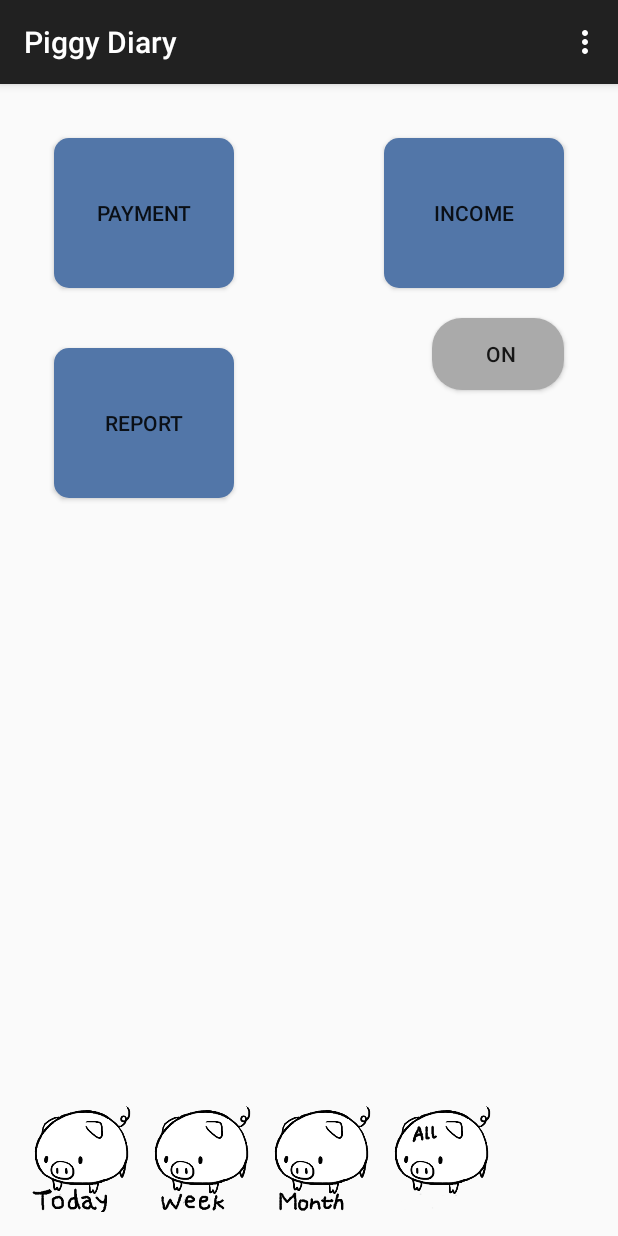
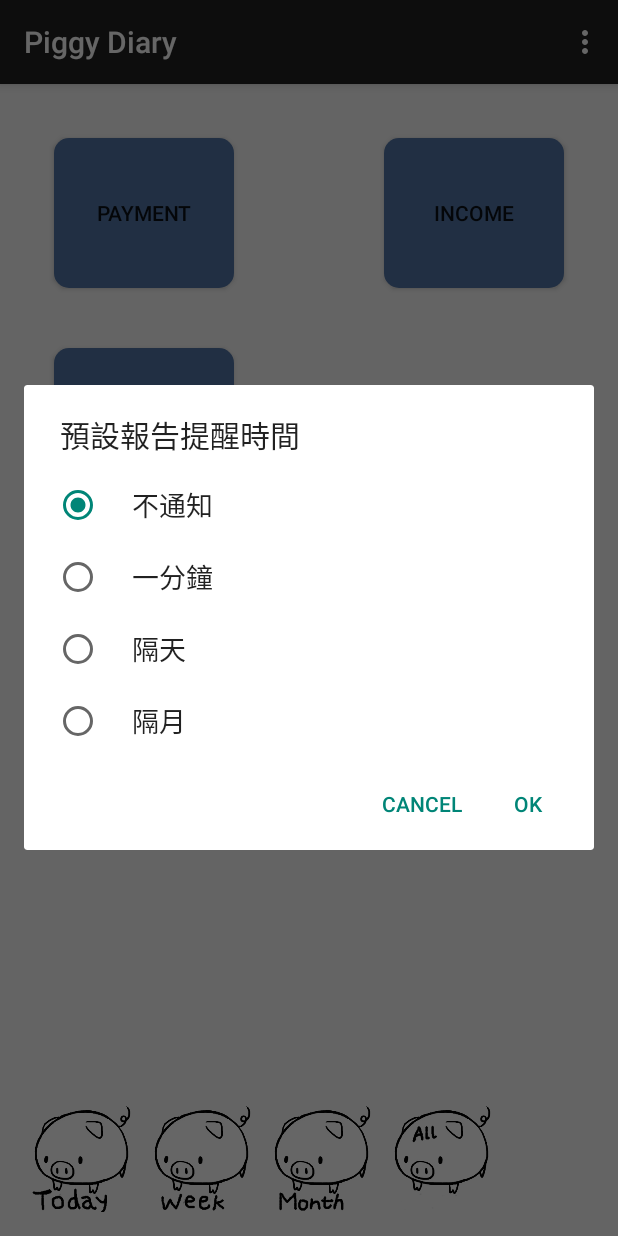
Before and after one commit to nikkiching/AndroidTraining, an Android app: the screen it shows after launch (MainActivity), in the options menu, after a tap on "Settings", on a phone screen of 412 x 824 dp. Run offline under Robolectric (Android 15) with nearby library versions, the phone set to English and light mode, and no system bars.

Commit message:
Update menu setting dialog

```diff
--- a/PiggyDiary/app/src/main/java/com/ching_chang/piggydiary/ImageActivity.java
+++ b/PiggyDiary/app/src/main/java/com/ching_chang/piggydiary/ImageActivity.java
@@ -14,6 +14,7 @@ import android.util.Log;
 import android.view.View;
 import android.widget.Button;
 import android.widget.ImageView;
+import android.widget.Toast;
 
 import java.io.File;
 import java.io.IOException;
@@ -58,7 +59,7 @@ public class ImageActivity extends Activity {
                         bmp.recycle();
                     }else {
                         mImageView.setImageBitmap(null);
-                        MainActivity.message(this, "The image is not existed.");
+                        Toast.makeText(this, R.string.image_not_found, Toast.LENGTH_SHORT).show();
                     }
                 }
                 break;
--- a/PiggyDiary/app/src/main/java/com/ching_chang/piggydiary/MainActivity.java
+++ b/PiggyDiary/app/src/main/java/com/ching_chang/piggydiary/MainActivity.java
@@ -1,13 +1,10 @@
 package com.ching_chang.piggydiary;
 
 import android.app.AlertDialog;
-import android.app.FragmentManager;
-import android.app.FragmentTransaction;
 import android.content.Context;
 import android.content.DialogInterface;
 import android.content.Intent;
 import android.content.SharedPreferences;
-import android.preference.PreferenceFragment;
 import android.support.v7.app.ActionBarActivity;
 import android.support.v4.app.Fragment;
 import android.os.Bundle;
@@ -17,15 +14,15 @@ import android.view.Menu;
 import android.view.MenuItem;
 import android.view.View;
 import android.view.ViewGroup;
-import android.widget.Toast;
-import android.widget.ToggleButton;
 
 
 public class MainActivity extends ActionBarActivity {
 
     public static final String TAG = "Main";
     public static final String PREFER = "MainPrefer";
-    public static final String PREFER_BACKUP_REMINDER = "Backup";
+    public static final String PREFER_TIME_INTERVAL = "Timer";
+    private static int mTimer;
+    private static final int MINUT_IN_MILLIS = 60000;
 
     @Override
     protected void onCreate(Bundle savedInstanceState) {
@@ -37,7 +34,7 @@ public class MainActivity extends ActionBarActivity {
                     .commit();
         }
         Intent intent = getIntent();
-        if (BackupService.ACTION_BACKUP.equals(intent.getAction())){
+        if (ReportService.ACTION_REPORT.equals(intent.getAction())){
             AlertDialog.Builder dialog = new AlertDialog.Builder(this);
             dialog.setTitle(R.string.backup_title);
             dialog.setMessage(R.string.backup_text);
@@ -45,8 +42,8 @@ public class MainActivity extends ActionBarActivity {
                     DialogInterface.OnClickListener() {
                         @Override
                         public void onClick(DialogInterface dialog, int which) {
-                            Intent backup = new Intent(MainActivity.this, BackupService.class);
-                            backup.setAction(BackupService.ACTION_BACKUP);
+                            Intent backup = new Intent(MainActivity.this, ReportService.class);
+                            backup.setAction(ReportService.ACTION_REPORT);
                             startService(backup);
                         }
                     });
@@ -71,55 +68,52 @@ public class MainActivity extends ActionBarActivity {
 
         //noinspection SimplifiableIfStatement
         if (id == R.id.action_settings) {
-//            PrefFragment prefFragment = new PrefFragment();
-//            FragmentManager fragmentManager = getFragmentManager();
-//            FragmentTransaction fragmentTransaction = fragmentManager.beginTransaction();
-//            fragmentTransaction.replace(android.R.id.content, prefFragment);
-//            fragmentTransaction.commit();
+            AlertDialog.Builder dialog = new AlertDialog.Builder(this);
+            dialog.setTitle(R.string.default_notify)
+                .setSingleChoiceItems(R.array.notify_minutes_array, mTimer,
+                        new DialogInterface.OnClickListener(){
+                            @Override
+                            public void onClick(DialogInterface dialog, int which) {
+                                mTimer = which;
+                            }
+                        } )
+                .setPositiveButton(R.string.ok, new DialogInterface.OnClickListener() {
+                    @Override
+                    public void onClick(DialogInterface dialog, int id) {
+                        SharedPreferences settings = getSharedPreferences(PREFER, Context.MODE_PRIVATE);
+                        int oldTimer = settings.getInt(PREFER_TIME_INTERVAL, 0);
+                        if (mTimer != oldTimer){
+                            settings.edit().putInt(PREFER_TIME_INTERVAL, mTimer).apply();
+                            cancelAlarm();
+                            if (mTimer != 0) setAlarm(mTimer);
+                        }
+                    }
+                })
+                .setNegativeButton(R.string.cancel, null);
+            dialog.show();
             return true;
         }
-
         return super.onOptionsItemSelected(item);
     }
 
-    public static class PrefFragment extends PreferenceFragment {
-
-        @Override
-        public void onCreate(Bundle savedInstanceState) {
-            super.onCreate(savedInstanceState);
-            addPreferencesFromResource(R.xml.preference);
-        }
-    }
-
     public static class PlaceholderFragment extends Fragment {
-        ToggleButton wantBackup;
 
         @Override
         public View onCreateView(LayoutInflater inflater, ViewGroup container,
                                  Bundle savedInstanceState) {
             View rootView = inflater.inflate(R.layout.fragment_main, container, false);
-            wantBackup = (ToggleButton) rootView.findViewById(R.id.backup_btn);
             restorePreferValue();
             return rootView;
         }
 
         private void restorePreferValue(){
             SharedPreferences settings = getActivity().getSharedPreferences(PREFER, Context.MODE_PRIVATE);
-            Boolean reminder = settings.getBoolean(PREFER_BACKUP_REMINDER, false);
-            wantBackup.setChecked(reminder);
-            if(reminder) {
-//                BackupUtils.startRemind(getActivity(), BackupService.class, 5000, BackupService.ACTION_REMINDER);
-            } else {
-//                BackupUtils.stopRemind(getActivity(), BackupService.class, BackupService.ACTION_REMINDER);
-            }
+            mTimer = settings.getInt(PREFER_TIME_INTERVAL, 0);
         }
 
         @Override
         public void onPause() {
             super.onPause();
-            // Save user backup reminder preferences. Use editor to make changes.
-            SharedPreferences settings = getActivity().getSharedPreferences(PREFER, Context.MODE_PRIVATE);
-            settings.edit().putBoolean(PREFER_BACKUP_REMINDER, wantBackup.isChecked()).apply();
         }
     }
 
@@ -136,8 +130,8 @@ public class MainActivity extends ActionBarActivity {
                 intent.setAction(UpdateActivity.ADD_INCOME);
                 break;
             case R.id.report_btn:
-                Intent backup = new Intent(MainActivity.this, BackupService.class);
-                backup.setAction(BackupService.ACTION_BACKUP);
+                Intent backup = new Intent(MainActivity.this, ReportService.class);
+                backup.setAction(ReportService.ACTION_REPORT);
                 startService(backup);
                 return;
             case R.id.daily_view:
@@ -160,22 +154,18 @@ public class MainActivity extends ActionBarActivity {
         startActivity(intent);
     }
 
-    public static void message(Context context, String msg){
-        Toast.makeText(context, msg, Toast.LENGTH_SHORT).show();
+    public void setAlarm(int choice){
+        String[] timeChoice = getResources().getStringArray(R.array.notify_minutes_value_array);
+        ReportUtils.startRemind(this, ReportService.class,
+                Integer.parseInt(timeChoice[choice]) * MINUT_IN_MILLIS,
+                ReportService.ACTION_REMINDER);
+        Log.d(TAG, "Start the alarm....");
+    }
+    public void cancelAlarm(){
+        Log.d(TAG, "Cancel the alarm....");
+        ReportUtils.stopRemind(this, ReportService.class, ReportService.ACTION_REMINDER);
     }
 
-    public void onToggleClicked(View view) {
-        boolean on = ((ToggleButton) view).isChecked();
-        if (on) {
-            // Start polling
-            Log.d(TAG, "START service");
-            BackupUtils.startRemind(this, BackupService.class, 5000, BackupService.ACTION_REMINDER);
-        } else {
-            //Stop polling service
-            System.out.println("Stop polling service...");
-            BackupUtils.stopRemind(this, BackupService.class, BackupService.ACTION_REMINDER);
-        }
-    }
     @Override
     protected void onDestroy() {
         super.onDestroy();
--- a/PiggyDiary/app/src/main/res/layout/fragment_main.xml
+++ b/PiggyDiary/app/src/main/res/layout/fragment_main.xml
@@ -1,5 +1,6 @@
 <RelativeLayout xmlns:android="http://schemas.android.com/apk/res/android"
     xmlns:tools="http://schemas.android.com/tools" android:layout_width="match_parent"
+    android:id="@+id/fragment_main"
     android:layout_height="match_parent" android:paddingLeft="@dimen/activity_horizontal_margin"
     android:paddingRight="@dimen/activity_horizontal_margin"
     android:paddingTop="@dimen/activity_vertical_margin"
@@ -33,17 +34,6 @@
         android:background="@drawable/btn_shape"
         android:text="@string/btn_report"
         android:onClick="onClickMain" />
-    <ToggleButton
-        android:id="@+id/backup_btn"
-        android:layout_width="wrap_content"
-        android:layout_height="wrap_content"
-        android:background="@drawable/item_label"
-        android:textOn=" On"
-        android:textOff="Off"
-        android:onClick="onToggleClicked"
-        android:layout_below="@+id/income_btn"
-        android:layout_alignRight="@+id/income_btn"
-        android:layout_alignEnd="@+id/income_btn" />
     <LinearLayout
         android:layout_width="match_parent"
         android:layout_height="wrap_content"
--- a/PiggyDiary/app/src/main/res/values/strings.xml
+++ b/PiggyDiary/app/src/main/res/values/strings.xml
@@ -26,25 +26,26 @@
     <string name="image_take_new">Take new picture?</string>
     <string name="image_ok">OK</string>
     <string name="image_new">New</string>
-
+    <string name="image_not_found">This image file is no longer existed.</string>
+    <string name="msg_edit">EDIT Completed!</string>
 
     <string name="menu_about">About</string>
     <string name="menu_quit">Quit</string>
     <string name="delete_title">Delete</string>
     <string name="delete_text">Do you want to delete this?</string>
-    <string name="backup_title">Backup</string>
-    <string name="backup_text">Do you want to start backup?</string>
+    <string name="backup_title">Backup Report</string>
+    <string name="backup_text">Do you want to start saving the report?</string>
     <string name="title_activity_pay">PayActivity</string>
     <string name="title_activity_calculator">CalculatorActivity</string>
-    <string name="default_notify">預設提醒時間</string>
+    <string name="default_notify">預設報告提醒時間</string>
     <string name="default_notify_summary">在指定的時間通知產生報告</string>
 
 
     <string-array name="notify_minutes_array">
         <item>不通知</item>
         <item>一分鐘</item>
-        <item>一天</item>
-        <item>月初</item>
+        <item>隔天</item>
+        <item>隔月</item>
     </string-array>
 
     <string-array name="notify_minutes_value_array">
```
Also changed, not shown: PiggyDiary/app/src/main/AndroidManifest.xml (+6 -5 lines), PiggyDiary/app/src/main/java/com/ching_chang/piggydiary/ItemListActivity.java (+2 -8 lines), PiggyDiary/app/src/main/java/com/ching_chang/piggydiary/ReportIntentService.java (added, +75 -0 lines), PiggyDiary/app/src/main/java/com/ching_chang/piggydiary/ReportService.java (added, +126 -0 lines), PiggyDiary/app/src/main/java/com/ching_chang/piggydiary/ReportUtils.java (added, +30 -0 lines).
